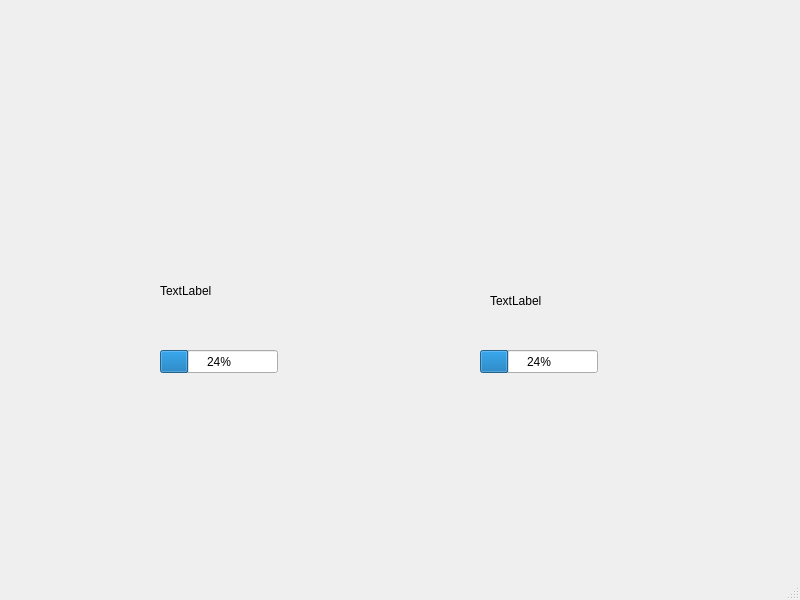
The window that LABORATORIO_3/INTERFAZ/SPI_INT.ui (GAFong/LABORATORIO_DIGITAL2) describes before a commit, drawn with Qt 5.
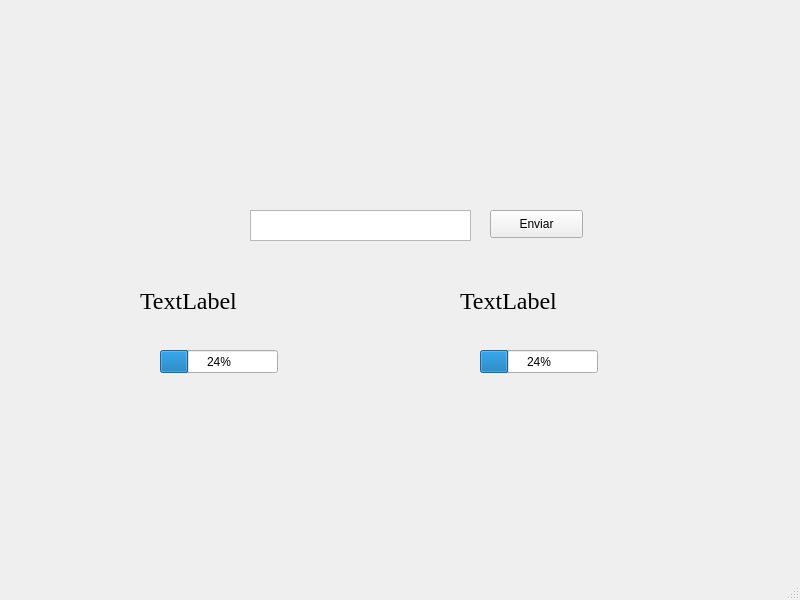
The same window after the commit.

```diff
--- a/LABORATORIO_3/INTERFAZ/SPI_INT.ui
+++ b/LABORATORIO_3/INTERFAZ/SPI_INT.ui
@@ -17,12 +17,18 @@
    <widget class="QLabel" name="POT1">
     <property name="geometry">
      <rect>
-      <x>160</x>
-      <y>230</y>
+      <x>140</x>
+      <y>240</y>
       <width>181</width>
       <height>121</height>
      </rect>
     </property>
+    <property name="font">
+     <font>
+      <family>Times New Roman</family>
+      <pointsize>18</pointsize>
+     </font>
+    </property>
     <property name="text">
      <string>TextLabel</string>
     </property>
@@ -30,12 +36,18 @@
    <widget class="QLabel" name="POT2">
     <property name="geometry">
      <rect>
-      <x>490</x>
+      <x>460</x>
       <y>270</y>
       <width>141</width>
       <height>61</height>
      </rect>
     </property>
+    <property name="font">
+     <font>
+      <family>Times New Roman</family>
+      <pointsize>18</pointsize>
+     </font>
+    </property>
     <property name="text">
      <string>TextLabel</string>
     </property>
@@ -66,6 +78,29 @@
      <number>24</number>
     </property>
    </widget>
+   <widget class="QPlainTextEdit" name="TEXT_CONTADOR">
+    <property name="geometry">
+     <rect>
+      <x>250</x>
+      <y>210</y>
+      <width>221</width>
+      <height>31</height>
+     </rect>
+    </property>
+   </widget>
+   <widget class="QPushButton" name="ENVIAR">
+    <property name="geometry">
+     <rect>
+      <x>490</x>
+      <y>210</y>
+      <width>93</width>
+      <height>28</height>
+     </rect>
+    </property>
+    <property name="text">
+     <string>Enviar</string>
+    </property>
+   </widget>
   </widget>
   <widget class="QMenuBar" name="menubar">
    <property name="geometry">
```
